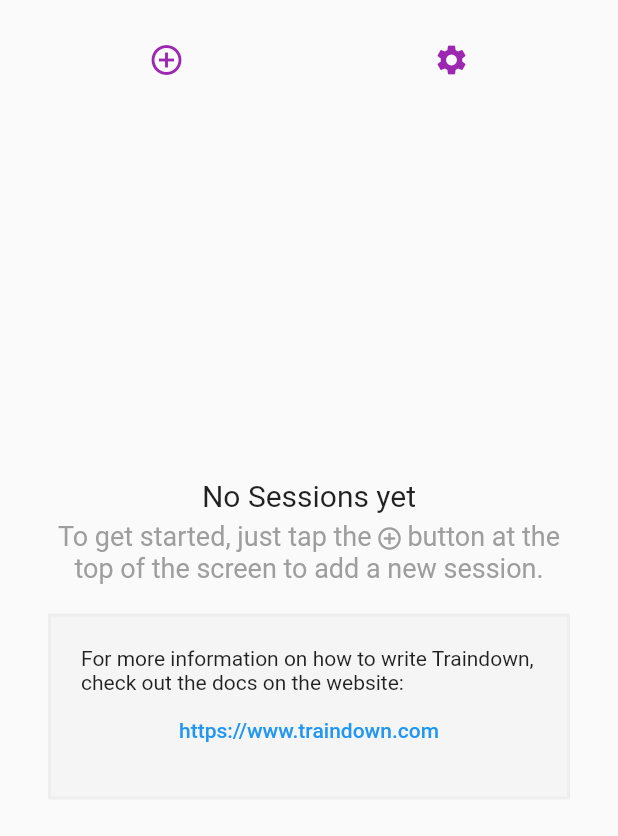
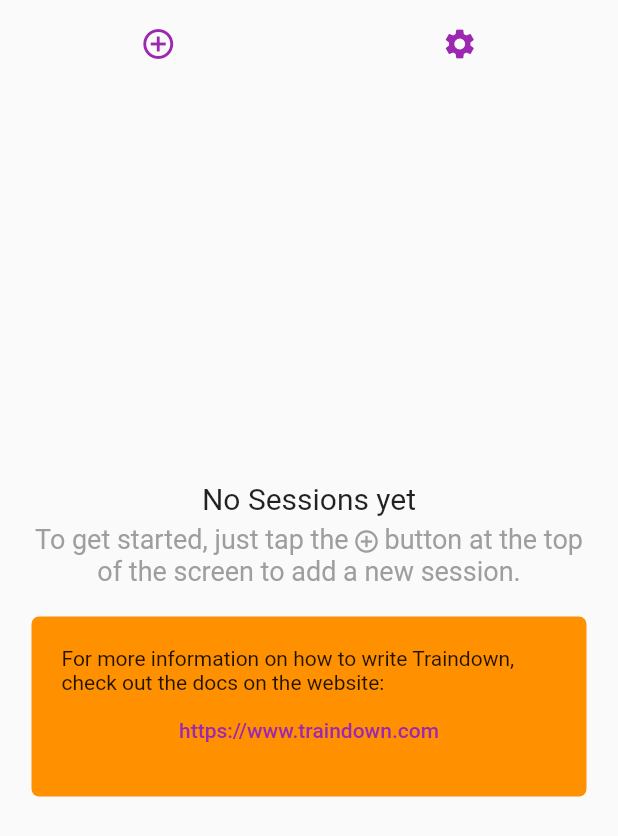
Before and after one commit to traindown/transponder, a Flutter app: the screen it shows after launch, after a tap on "https://www.traindown.com", on a phone screen of 412 x 824 dp. Shown: the top 836 px of the screen. Run offline on Flutter 3.47's test engine with Material 2 defaults, Android fonts, the phone set to English and light mode, and no system bars; our stand-ins replace shared_preferences; missing offline and left inert: flutter_email_sender, traindown.

Commit message:
Toward polish. Dark mode aware

```diff
--- a/lib/main.dart
+++ b/lib/main.dart
@@ -1,13 +1,15 @@
 import 'package:flutter/cupertino.dart';
 import 'package:flutter/material.dart';
 
+import 'package:flutter/scheduler.dart';
 import 'package:shared_preferences/shared_preferences.dart';
 
 import 'transponder.dart';
 
 // TODO: Load these in via sharedPref.
 final Color accentColor = Colors.orangeAccent[400];
-final Brightness brightness = Brightness.light;
+final Brightness brightness =
+    SchedulerBinding.instance.window.platformBrightness;
 final Color primaryColor = Colors.purple;
 
 void main() async {
@@ -16,22 +18,16 @@ void main() async {
       await SharedPreferences.getInstance();
   runApp(MaterialApp(
       theme: ThemeData(
-        // Define the default brightness and colors.
-        brightness: Brightness.light,
+        brightness: brightness,
         primaryColor: primaryColor,
         accentColor: accentColor,
         chipTheme: ChipThemeData.fromDefaults(
             labelStyle: TextStyle(fontWeight: FontWeight.normal),
             primaryColor: accentColor,
             secondaryColor: accentColor),
-
-        // Define the default font family.
-        //fontFamily: 'Georgia',
-
-        // Define the default TextTheme. Use this to specify the default
-        // text styling for headlines, titles, bodies of text, and more.
         textTheme: TextTheme(
-          bodyText1: TextStyle(fontSize: 16.0, fontWeight: FontWeight.normal),
+          bodyText1: TextStyle(fontSize: 18.0, fontWeight: FontWeight.normal),
+          caption: TextStyle(fontSize: 16.0),
           headline1: TextStyle(fontSize: 36.0),
           headline2: TextStyle(fontSize: 26.0),
           headline3: TextStyle(fontSize: 20.0),
--- a/lib/traindown_editor.dart
+++ b/lib/traindown_editor.dart
@@ -123,10 +123,7 @@ class _TraindownEditor extends State<TraindownEditor> {
         scrollController: widget.scrollController,
         keyboardType: TextInputType.multiline,
         maxLines: null,
-        style: TextStyle(
-            color: Colors.black.withOpacity(0.8),
-            fontSize: 20,
-            fontWeight: FontWeight.normal),
+        style: Theme.of(context).textTheme.bodyText1,
       ),
     );
   }
--- a/lib/traindown_info.dart
+++ b/lib/traindown_info.dart
@@ -8,8 +8,8 @@ class TraindownInfo extends StatelessWidget {
   Widget build(BuildContext context) {
     return Container(
         decoration: BoxDecoration(
-            border: Border.all(width: 2.0, color: Colors.grey[200]),
-            color: Colors.grey[100]),
+            borderRadius: BorderRadius.circular(5.0),
+            color: Theme.of(context).accentColor),
         margin: EdgeInsets.symmetric(vertical: 20.0),
         padding: EdgeInsets.all(20.0),
         child: Column(children: [
@@ -17,7 +17,7 @@ class TraindownInfo extends StatelessWidget {
               'For more information on how to write Traindown, check out the docs on the website:'),
           FlatButton(
               child: Text('https://www.traindown.com',
-                  style: TextStyle(color: Colors.blue)),
+                  style: TextStyle(color: Theme.of(context).primaryColor)),
               onPressed: () => launch('https://www.traindown.com'))
         ]));
   }
--- a/lib/transponder.dart
+++ b/lib/transponder.dart
@@ -332,7 +332,7 @@ class _Transponder extends State<Transponder> {
             top: true,
             right: true,
             bottom: true,
-            minimum: const EdgeInsets.all(16.0),
+            minimum: const EdgeInsets.all(5.0),
             child: Column(
                 mainAxisAlignment: MainAxisAlignment.spaceBetween,
                 crossAxisAlignment: CrossAxisAlignment.stretch,
```
Also changed, not shown: lib/session_list.dart (+23 -35 lines), lib/traindown_viewer.dart (+21 -17 lines).
